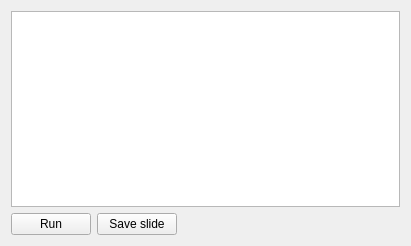
insilmaril/vym, file scripteditor.ui: the form before one commit.
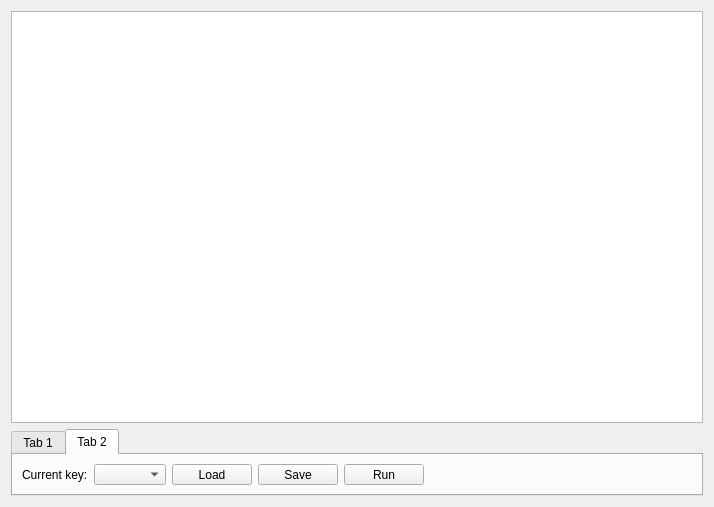
The form after the commit. The open tabs and pages were chosen to show the change.

Commit message: Feature: Load macros into scripteditor

```diff
--- a/scripteditor.ui
+++ b/scripteditor.ui
@@ -6,49 +6,166 @@
    <rect>
     <x>0</x>
     <y>0</y>
-    <width>411</width>
-    <height>246</height>
+    <width>714</width>
+    <height>507</height>
    </rect>
   </property>
   <property name="windowTitle">
    <string>Form</string>
   </property>
-  <layout class="QGridLayout" name="gridLayout">
-   <item row="0" column="0" colspan="3">
-    <widget class="QTextEdit" name="editor"/>
-   </item>
-   <item row="1" column="0">
-    <widget class="QPushButton" name="runButton">
-     <property name="text">
-      <string>Run</string>
+  <layout class="QVBoxLayout" name="verticalLayout_2">
+   <item>
+    <widget class="QTextEdit" name="editor">
+     <property name="sizePolicy">
+      <sizepolicy hsizetype="Expanding" vsizetype="MinimumExpanding">
+       <horstretch>0</horstretch>
+       <verstretch>0</verstretch>
+      </sizepolicy>
      </property>
-     <property name="shortcut">
-      <string/>
-     </property>
     </widget>
    </item>
-   <item row="1" column="1">
-    <widget class="QPushButton" name="saveSlideButton">
-     <property name="text">
-      <string>Save slide</string>
+   <item>
+    <widget class="QTabWidget" name="modeTabWidget">
+     <property name="sizePolicy">
+      <sizepolicy hsizetype="Expanding" vsizetype="MinimumExpanding">
+       <horstretch>0</horstretch>
+       <verstretch>0</verstretch>
+      </sizepolicy>
      </property>
-     <property name="shortcut">
-      <string/>
-     </property>
-    </widget>
-   </item>
-   <item row="1" column="2">
-    <spacer name="horizontalSpacer">
-     <property name="orientation">
-      <enum>Qt::Horizontal</enum>
-     </property>
-     <property name="sizeHint" stdset="0">
+     <property name="maximumSize">
       <size>
-       <width>260</width>
-       <height>20</height>
+       <width>16777215</width>
+       <height>67</height>
       </size>
      </property>
-    </spacer>
+     <property name="currentIndex">
+      <number>0</number>
+     </property>
+     <widget class="QWidget" name="slideTab">
+      <property name="accessibleDescription">
+       <string/>
+      </property>
+      <attribute name="title">
+       <string>Tab 1</string>
+      </attribute>
+      <layout class="QGridLayout" name="gridLayout_2">
+       <item row="0" column="1">
+        <widget class="QPushButton" name="saveSlideButton">
+         <property name="text">
+          <string>Save to selected slide</string>
+         </property>
+         <property name="shortcut">
+          <string/>
+         </property>
+        </widget>
+       </item>
+       <item row="0" column="2">
+        <spacer name="horizontalSpacer">
+         <property name="orientation">
+          <enum>Qt::Horizontal</enum>
+         </property>
+         <property name="sizeHint" stdset="0">
+          <size>
+           <width>530</width>
+           <height>20</height>
+          </size>
+         </property>
+        </spacer>
+       </item>
+       <item row="1" column="1">
+        <spacer name="verticalSpacer_2">
+         <property name="orientation">
+          <enum>Qt::Vertical</enum>
+         </property>
+         <property name="sizeHint" stdset="0">
+          <size>
+           <width>97</width>
+           <height>0</height>
+          </size>
+         </property>
+        </spacer>
+       </item>
+       <item row="0" column="0">
+        <widget class="QPushButton" name="runButton">
+         <property name="text">
+          <string>Run</string>
+         </property>
+         <property name="shortcut">
+          <string/>
+         </property>
+        </widget>
+       </item>
+      </layout>
+     </widget>
+     <widget class="QWidget" name="macroTab">
+      <property name="enabled">
+       <bool>true</bool>
+      </property>
+      <attribute name="title">
+       <string>Tab 2</string>
+      </attribute>
+      <layout class="QGridLayout" name="gridLayout">
+       <item row="0" column="0">
+        <layout class="QVBoxLayout" name="verticalLayout">
+         <item>
+          <layout class="QHBoxLayout" name="horizontalLayout">
+           <property name="spacing">
+            <number>-1</number>
+           </property>
+           <property name="sizeConstraint">
+            <enum>QLayout::SetMinimumSize</enum>
+           </property>
+           <item>
+            <widget class="QLabel" name="label">
+             <property name="text">
+              <string>Current key:</string>
+             </property>
+            </widget>
+           </item>
+           <item>
+            <widget class="QComboBox" name="keyCombo"/>
+           </item>
+           <item>
+            <widget class="QPushButton" name="macroLoadButton">
+             <property name="text">
+              <string>Load</string>
+             </property>
+            </widget>
+           </item>
+           <item>
+            <widget class="QPushButton" name="macroSaveButton">
+             <property name="text">
+              <string>Save</string>
+             </property>
+            </widget>
+           </item>
+           <item>
+            <widget class="QPushButton" name="macroRunButton">
+             <property name="text">
+              <string>Run</string>
+             </property>
+            </widget>
+           </item>
+           <item>
+            <spacer name="horizontalSpacer_2">
+             <property name="orientation">
+              <enum>Qt::Horizontal</enum>
+             </property>
+             <property name="sizeHint" stdset="0">
+              <size>
+               <width>308</width>
+               <height>20</height>
+              </size>
+             </property>
+            </spacer>
+           </item>
+          </layout>
+         </item>
+        </layout>
+       </item>
+      </layout>
+     </widget>
+    </widget>
    </item>
   </layout>
  </widget>
```
The commit also changes 7 other files.
